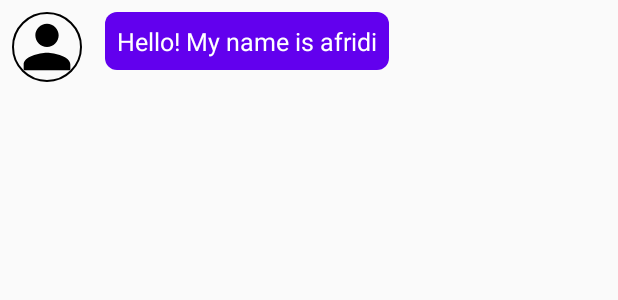
After one commit to AFRIDI-2020/FreelanceBD, an Android app: the layout current_user_sent_msg_preview.xml on its own in the app's theme, with its tools: preview values and no code run, on a phone screen of 412 x 824 dp. The commit adds this screen. Shown: the top 300 px of the screen. Run offline under Robolectric (Android 15) with nearby library versions, the phone set to English and light mode, and no system bars.

Commit message:
chat can be done but only left side.

```diff
--- /dev/null
+++ b/app/src/main/res/drawable/current_user_sent_msg_bg.xml
@@ -0,0 +1,9 @@
+<?xml version="1.0" encoding="utf-8"?>
+<shape xmlns:android="http://schemas.android.com/apk/res/android"
+    android:shape="rectangle">
+
+    <solid android:color="@color/design_default_color_primary"/>
+
+    <corners android:radius="@dimen/_6sdp"/>
+
+</shape>
--- /dev/null
+++ b/app/src/main/res/layout/current_user_sent_msg_preview.xml
@@ -0,0 +1,33 @@
+<?xml version="1.0" encoding="utf-8"?>
+<androidx.constraintlayout.widget.ConstraintLayout xmlns:android="http://schemas.android.com/apk/res/android"
+    xmlns:app="http://schemas.android.com/apk/res-auto"
+    android:layout_width="match_parent"
+    android:layout_height="wrap_content"
+    android:padding="@dimen/_6sdp">
+
+    <de.hdodenhof.circleimageview.CircleImageView
+        android:id="@+id/profileImage"
+        android:layout_width="@dimen/_36sdp"
+        android:layout_height="@dimen/_36sdp"
+        android:scaleType="centerCrop"
+        app:civ_border_color="@color/black"
+        app:civ_border_width="@dimen/_1sdp"
+        app:layout_constraintStart_toStartOf="parent"
+        app:layout_constraintTop_toTopOf="parent"
+        app:srcCompat="@drawable/ic_person_black18" />
+
+    <TextView
+        android:id="@+id/messageTV"
+        android:layout_width="0dp"
+        android:layout_height="wrap_content"
+        android:layout_marginLeft="@dimen/_12sdp"
+        android:background="@drawable/current_user_sent_msg_bg"
+        android:padding="@dimen/_6sdp"
+        android:text="Hello! My name is afridi"
+        android:textColor="@color/whiteColor"
+        android:textSize="@dimen/_13sdp"
+        app:layout_constraintStart_toEndOf="@id/profileImage"
+        app:layout_constraintTop_toTopOf="@+id/profileImage" />
+
+
+</androidx.constraintlayout.widget.ConstraintLayout>
```
Also changed, not shown: app/src/main/java/com/practice/freelancebd/Activity/ChatActivity.java (+54 -0 lines), app/src/main/java/com/practice/freelancebd/Custom/MessageAdapter.java (added, +57 -0 lines), app/src/main/java/com/practice/freelancebd/ModelClasses/Message.java (added, +50 -0 lines), app/src/main/res/layout/activity_chat.xml (+21 -13 lines).
